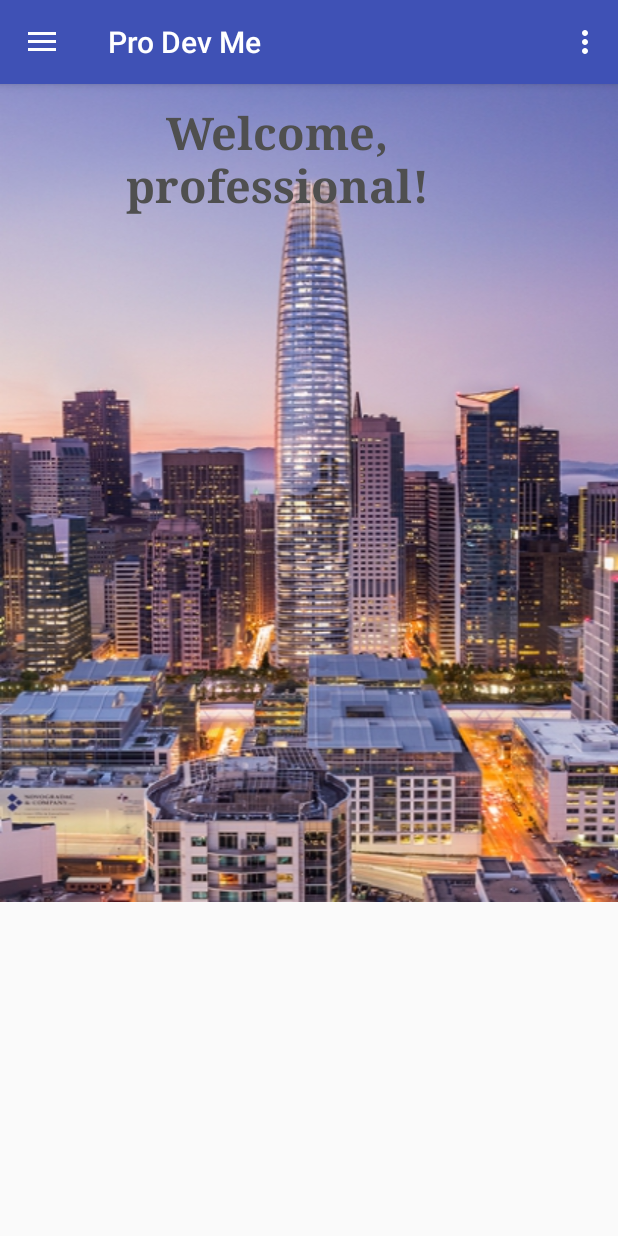
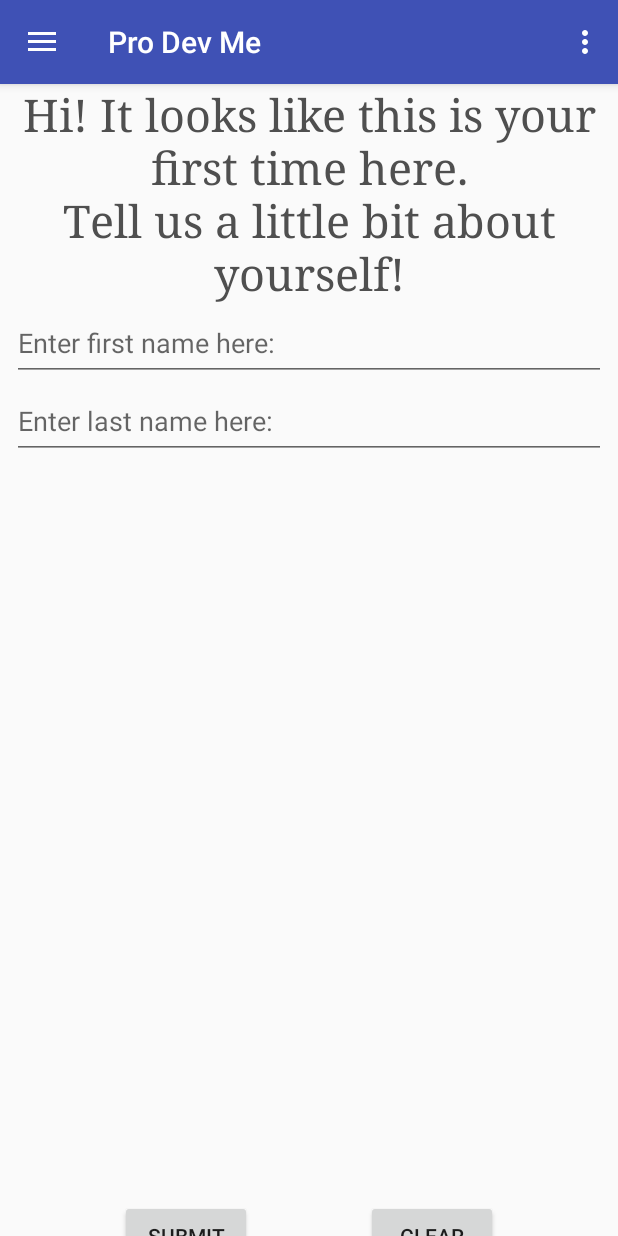
Before and after one commit to jacchevr/ProDevMe, an Android app: the screen it shows after launch (MainActivity), on a phone screen of 412 x 824 dp. Run offline under Robolectric (Android 15) with nearby library versions, the phone set to English and light mode, and no system bars; our stand-ins replace Room's generated code; libraries missing offline, so code that uses them is left out: com.facebook.stetho; 1 statement that could not run was skipped.

Commit message:
Added new fragments. Created methods to add fields to database.

```diff
--- a/app/src/main/AndroidManifest.xml
+++ b/app/src/main/AndroidManifest.xml
@@ -13,7 +13,8 @@
     <activity
       android:label="@string/app_name"
       android:name=".MainActivity"
-      android:theme="@style/AppTheme.NoActionBar">
+      android:theme="@style/AppTheme.NoActionBar"
+      android:windowSoftInputMode="adjustNothing">
       <intent-filter>
         <action android:name="android.intent.action.MAIN"/>
 
--- a/app/src/main/java/edu/cnm/deepdive/prodevme/MainActivity.java
+++ b/app/src/main/java/edu/cnm/deepdive/prodevme/MainActivity.java
@@ -1,5 +1,6 @@
 package edu.cnm.deepdive.prodevme;
 
+import android.arch.persistence.room.Query;
 import android.arch.persistence.room.Room;
 import android.os.Bundle;
 import android.support.design.widget.NavigationView;
@@ -10,11 +11,24 @@ import android.support.v7.app.AppCompatActivity;
 import android.support.v7.widget.Toolbar;
 import android.view.Menu;
 import android.view.MenuItem;
+import edu.cnm.deepdive.prodevme.models.User;
+import java.util.Collections;
+import java.util.List;
 
 public class MainActivity extends AppCompatActivity
     implements NavigationView.OnNavigationItemSelectedListener {
 
   private ResumeDatabase rDatabase;
+  private long userId;
+  private String firstName;
+
+  public String getFirstName() {
+    return firstName;
+  }
+
+  public void setFirstName(String firstName) {
+    this.firstName = firstName;
+  }
 
   @Override
   protected void onCreate(Bundle savedInstanceState) {
@@ -32,9 +46,25 @@ public class MainActivity extends AppCompatActivity
 
     NavigationView navigationView = (NavigationView) findViewById(R.id.nav_view);
     navigationView.setNavigationItemSelectedListener(this);
-    getSupportFragmentManager().beginTransaction()
-                               .replace(R.id.fragment_container, new WelcomeScreenFragment())
-                               .commit();
+
+    new Thread(new Runnable() {
+      @Override
+      public void run() {
+        List<User> userList = getDatabase().userDao().getAll();
+        if (userList.isEmpty()){
+          getSupportFragmentManager().beginTransaction()
+              .replace(R.id.fragment_container, new NameSetup())
+              .commit();
+        } else {
+          setUserId(userList.get(0).getId());
+          setFirstName(userList.get(0).getFirstName());
+          getSupportFragmentManager().beginTransaction()
+              .replace(R.id.fragment_container, new WelcomeScreenFragment())
+              .commit();
+        }
+      }
+    }).start();
+
 
   }
 
@@ -104,4 +134,11 @@ public class MainActivity extends AppCompatActivity
     return rDatabase;
   }
 
+  public long getUserId() {
+    return userId;
+  }
+
+  public void setUserId(long userId) {
+    this.userId = userId;
+  }
 }
--- /dev/null
+++ b/app/src/main/java/edu/cnm/deepdive/prodevme/NameSetup.java
@@ -0,0 +1,76 @@
+package edu.cnm.deepdive.prodevme;
+
+
+import android.os.Bundle;
+import android.support.v4.app.Fragment;
+import android.view.LayoutInflater;
+import android.view.View;
+import android.view.View.OnClickListener;
+import android.view.ViewGroup;
+import android.widget.Button;
+import android.widget.EditText;
+import android.widget.Toast;
+import edu.cnm.deepdive.prodevme.models.Document;
+import edu.cnm.deepdive.prodevme.models.User;
+
+
+/**
+ * A simple {@link Fragment} subclass.
+ */
+public class NameSetup extends Fragment implements OnClickListener {
+
+  private View setup;
+  private Button submit;
+  private Button clear;
+  private Toast submitted;
+  private Toast cleared;
+
+
+  public NameSetup() {
+    // Required empty public constructor
+  }
+
+
+  @Override
+  public View onCreateView(LayoutInflater inflater, ViewGroup container,
+      Bundle savedInstanceState) {
+    // Inflate the layout for this fragment
+    setup = inflater.inflate(R.layout.fragment_name_setup, container, false);
+    submit = (setup.findViewById(R.id.submit_name_button));
+    clear = (setup.findViewById(R.id.clear_name_button));
+    submit.setOnClickListener(this);
+    clear.setOnClickListener(this);
+    submitted = Toast.makeText(getActivity(), "Your information has been "
+        + "stored!", Toast.LENGTH_SHORT);
+    cleared = Toast.makeText(getActivity(), "Cleared!", Toast.LENGTH_SHORT);
+    return setup;
+  }
+
+  @Override
+  public void onClick(View v) {
+    if (v.getId() == submit.getId()) {
+      new Thread(new Runnable() {
+        @Override
+        public void run() {
+          String firstName = ((EditText) setup.findViewById(R.id.first_name)).getText().toString();
+          String lastName = ((EditText) setup.findViewById(R.id.last_name)).getText().toString();
+          ((MainActivity) getActivity()).setFirstName(firstName);
+          User user = new User();
+          user.setFirstName(firstName);
+          user.setLastName(lastName);
+          ((MainActivity) getActivity()).setUserId(((MainActivity) getActivity()).getDatabase().
+              userDao().insert(user));
+        }
+      }).start();
+      submitted.show();
+      getFragmentManager().beginTransaction().setCustomAnimations(android.R.anim.slide_in_left,
+          android.R.anim.slide_out_right).replace(R.id.fragment_container,
+          new WelcomeScreenFragment()).commit();
+
+    } else if (v.getId() == clear.getId()) {
+      ((EditText) setup.findViewById(R.id.first_name)).setText("");
+      ((EditText) setup.findViewById(R.id.last_name)).setText("");
+      cleared.show();
+    }
+  }
+}
--- /dev/null
+++ b/app/src/main/res/drawable/rectangle.xml
@@ -0,0 +1,6 @@
+<?xml version="1.0" encoding="utf-8"?>
+<shape xmlns:android="http://schemas.android.com/apk/res/android" android:shape="rectangle">
+  <solid android:color="@android:color/transparent"/>
+  <corners android:radius="12px"/>
+  <stroke  android:width="2dip" android:color="#000000"/>
+</shape>
--- a/app/src/main/res/layout/content_main.xml
+++ b/app/src/main/res/layout/content_main.xml
@@ -1,5 +1,5 @@
 <?xml version="1.0" encoding="utf-8"?>
-<android.support.v7.widget.FitWindowsFrameLayout
+<FrameLayout
   android:id="@+id/fragment_container"
   xmlns:android="http://schemas.android.com/apk/res/android"
   xmlns:tools="http://schemas.android.com/tools"
@@ -11,4 +11,4 @@
 
 
 
-</android.support.v7.widget.FitWindowsFrameLayout>
+</FrameLayout>
--- /dev/null
+++ b/app/src/main/res/layout/fragment_name_setup.xml
@@ -0,0 +1,79 @@
+<android.support.constraint.ConstraintLayout xmlns:android="http://schemas.android.com/apk/res/android"
+  xmlns:tools="http://schemas.android.com/tools"
+  android:layout_width="match_parent"
+  android:layout_height="match_parent"
+  xmlns:app="http://schemas.android.com/apk/res-auto"
+  tools:context="edu.cnm.deepdive.prodevme.NameSetup"
+  android:paddingTop="?attr/actionBarSize">
+
+  <TextView
+    android:id="@+id/first_welcome"
+    android:layout_width="0dp"
+    android:layout_height="wrap_content"
+    android:text="Hi! It looks like this is your first time here.\nTell us a little bit about yourself!"
+    android:textColor="#4f4f4f"
+    android:fontFamily="serif"
+    app:layout_constraintLeft_toLeftOf="parent"
+    app:layout_constraintRight_toRightOf="parent"
+    app:layout_constraintTop_toTopOf="parent"
+    android:textAlignment="center"
+    android:layout_marginRight="8dp"
+    android:layout_marginLeft="8dp"
+    android:textSize="30sp"/>
+
+    <EditText
+      android:id="@+id/first_name"
+      android:layout_width="0dp"
+      android:layout_height="50dp"
+      android:layout_marginTop="2dp"
+      android:layout_marginStart="8dp"
+      android:layout_marginEnd="8dp"
+      android:hint="Enter first name here:"
+      android:maxLines="2"
+      app:layout_constraintHorizontal_bias="0.0"
+      app:layout_constraintLeft_toLeftOf="parent"
+      app:layout_constraintRight_toRightOf="parent"
+      app:layout_constraintTop_toBottomOf="@+id/first_welcome"
+      app:layout_constraintVertical_bias="1.0"/>
+
+    <EditText
+      android:id="@+id/last_name"
+      android:layout_width="0dp"
+      android:layout_height="50dp"
+      android:layout_marginTop="2dp"
+      android:layout_marginStart="8dp"
+      android:layout_marginEnd="8dp"
+      android:hint="Enter last name here:"
+      android:maxLines="2"
+      app:layout_constraintHorizontal_bias="0.0"
+      app:layout_constraintLeft_toLeftOf="parent"
+      app:layout_constraintRight_toRightOf="parent"
+      app:layout_constraintTop_toBottomOf="@+id/first_name"
+      app:layout_constraintVertical_bias="1.0"/>
+
+  <Button
+    android:id="@+id/submit_name_button"
+    android:layout_width="wrap_content"
+    android:layout_height="wrap_content"
+    android:layout_marginBottom="24dp"
+    android:layout_marginLeft="80dp"
+    android:layout_marginTop="480dp"
+    android:text="Submit"
+    app:layout_constraintTop_toBottomOf="parent"
+    app:layout_constraintBottom_toBottomOf="parent"
+    app:layout_constraintLeft_toLeftOf="parent"/>
+
+  <Button
+    android:id="@+id/clear_name_button"
+    android:layout_width="wrap_content"
+    android:layout_height="wrap_content"
+    android:layout_marginBottom="24dp"
+    android:layout_marginRight="80dp"
+    android:layout_marginTop="480dp"
+    android:text="Clear"
+    app:layout_constraintTop_toBottomOf="parent"
+    app:layout_constraintBottom_toBottomOf="parent"
+    app:layout_constraintRight_toRightOf="parent"/>
+
+
+</android.support.constraint.ConstraintLayout>
--- a/app/src/main/res/layout/fragment_resume.xml
+++ b/app/src/main/res/layout/fragment_resume.xml
@@ -5,13 +5,13 @@
   android:layout_height="match_parent"
   tools:context="edu.cnm.deepdive.prodevme.ResumeFragment"
   android:id="@+id/resume_fragment"
-  app:layout_constraintTop_toBottomOf="@id/toolbar">
+  app:layout_constraintTop_toBottomOf="@id/toolbar"
+  android:paddingTop="?attr/actionBarSize">
 
   <TextView
     android:id="@+id/welcome"
     android:layout_width="0dp"
     android:layout_height="wrap_content"
-    android:layout_marginTop="50dp"
     android:layout_marginLeft="4dp"
     android:layout_marginRight="4dp"
     android:text="Resume Creator"
--- a/app/src/main/res/layout/fragment_welcome_screen.xml
+++ b/app/src/main/res/layout/fragment_welcome_screen.xml
@@ -4,7 +4,8 @@
   android:layout_width="match_parent"
   android:layout_height="match_parent"
   tools:context="edu.cnm.deepdive.prodevme.WelcomeScreenFragment"
-  app:layout_constraintBottom_toBottomOf="parent">
+  app:layout_constraintBottom_toBottomOf="parent"
+  android:paddingTop="?attr/actionBarSize">
 
   <!-- TODO: Update blank fragment layout -->
   <ImageView
@@ -16,30 +17,26 @@
     android:scaleType="fitXY"
     app:srcCompat="@drawable/background4"/>
 
-  <ScrollView
-    android:layout_width="0dp"
-    android:layout_height="0dp"
-    android:layout_marginRight="8dp"
-    app:layout_constraintRight_toRightOf="parent"
-    android:layout_marginLeft="8dp"
-    app:layout_constraintLeft_toLeftOf="parent"
-    app:layout_constraintTop_toTopOf="parent"
-    android:layout_marginTop="8dp"
-    app:layout_constraintBottom_toBottomOf="@+id/imageView2"
-    android:layout_marginBottom="8dp">
+  <!--<ScrollView-->
+    <!--android:layout_width="0dp"-->
+    <!--android:layout_height="0dp"-->
+    <!--android:layout_marginTop="8dp"-->
+    <!--app:layout_constraintBottom_toBottomOf="@+id/imageView2"-->
+    <!--app:layout_constraintHorizontal_bias="1.0"-->
+    <!--app:layout_constraintLeft_toLeftOf="parent"-->
+    <!--app:layout_constraintRight_toRightOf="parent"-->
+    <!--app:layout_constraintTop_toTopOf="parent"-->
+    <!--app:layout_constraintVertical_bias="0.0">-->
 
     <TextView
       android:id="@+id/welcomeMessage"
-      android:textStyle="bold"
-      android:gravity="center"
+      android:textStyle="italic|bold"
       android:layout_width="wrap_content"
       android:layout_height="wrap_content"
-      android:layout_marginTop="60dp"
-      android:paddingLeft="10dp"
-      android:paddingRight="10dp"
-      android:ems="10"
+      android:layout_marginTop="120dp"
       android:fontFamily="serif"
-      android:text="Welcome, professional!"
+      android:text="Welcome,\nprofessional!"
+      android:textAlignment="center"
       android:textColor="#4f4f4f"
       android:textSize="30sp"
       app:layout_constraintLeft_toLeftOf="parent"
@@ -48,8 +45,4 @@
 
 
 
-  </ScrollView>
-
-
-
 </android.support.constraint.ConstraintLayout>
```
Also changed, not shown: app/src/main/java/edu/cnm/deepdive/prodevme/ResumeFragment.java (+43 -19 lines), app/src/main/java/edu/cnm/deepdive/prodevme/WelcomeScreenFragment.java (+6 -1 lines), app/src/main/res/layout/fragment_resume_viewer.xml (+43 -7 lines).
